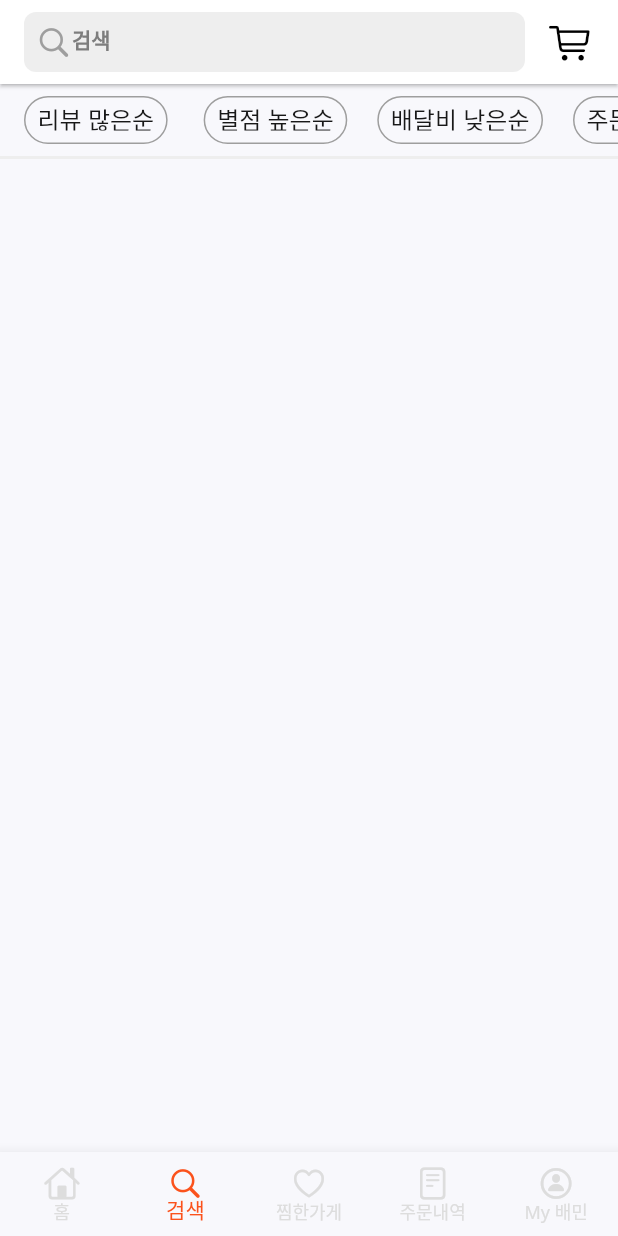
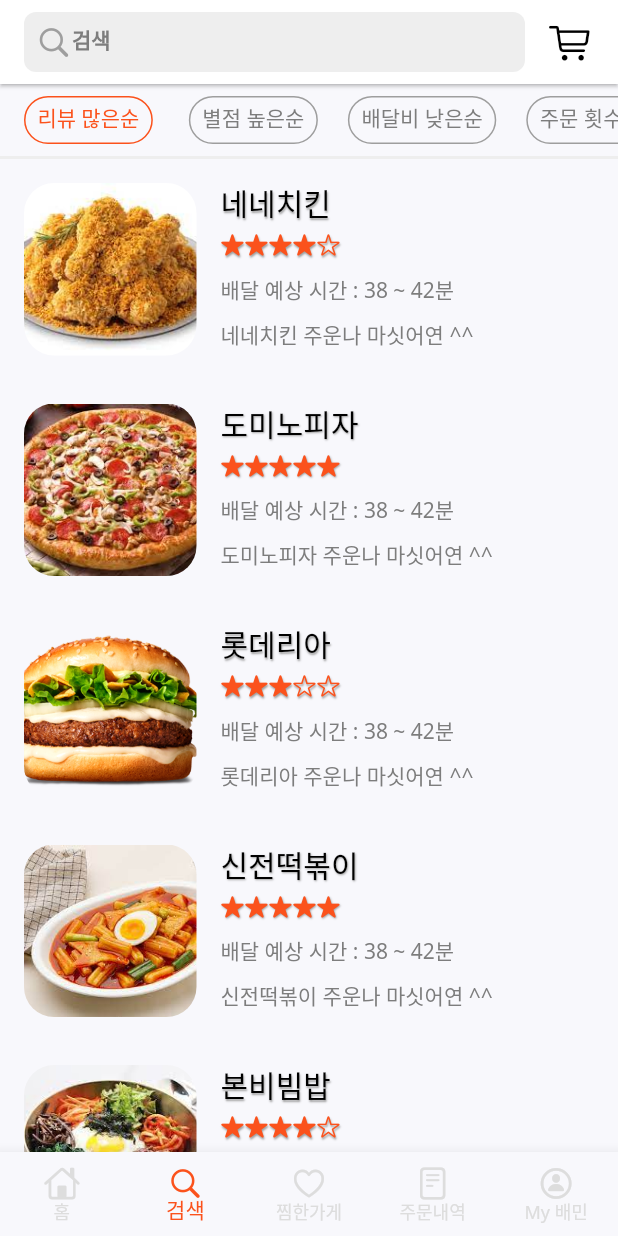
Before and after one commit to Sylar0012/final_project_beamin_app, a Flutter app: the screen it shows after launch, item 2 of the bottom bar chosen, on a phone screen of 412 x 824 dp. Run offline on Flutter 3.47's test engine with Material 2 defaults, Android fonts, the phone set to English and light mode, and no system bars; our stand-ins replace card_swiper, google_fonts.

Commit message:
searchPage 완성

```diff
--- a/lib/view/pages/main/search/search.dart
+++ b/lib/view/pages/main/search/search.dart
@@ -1,3 +1,4 @@
+import 'package:final_project_beamin_app/constants.dart';
 import 'package:final_project_beamin_app/size.dart';
 import 'package:flutter/cupertino.dart';
 import 'package:flutter/material.dart';
@@ -12,10 +13,28 @@
   Widget build(BuildContext context) {
     return Scaffold(
       appBar: _buildAppBar(),
-      body: Column(children: [
-        _buildfilterList(),
-        Container(color: Colors.grey[200], height: 2),
-      ]),
+      body: Column(
+        children: [
+          _buildfilterList(),
+          Container(color: Colors.grey[200], height: 2),
+          Expanded(
+            child: SingleChildScrollView(
+              child: Column(
+                children: [
+                  StoreList(img: "치킨", storeName: "네네치킨", starPoint: 4),
+                  StoreList(img: "피자", storeName: "도미노피자", starPoint: 5),
+                  StoreList(img: "버거", storeName: "롯데리아", starPoint: 3),
+                  StoreList(img: "분식", storeName: "신전떡볶이", starPoint: 5),
+                  StoreList(img: "한식", storeName: "본비빔밥", starPoint: 4),
+                  StoreList(img: "중식", storeName: "홍콩반점", starPoint: 3),
+                  StoreList(img: "보쌈", storeName: "원할머니보쌈", starPoint: 3),
+                  StoreList(img: "죽", storeName: "본죽", starPoint: 1),
+                ],
+              ),
+            ),
+          ),
+        ],
+      ),
     );
   }
 
@@ -77,13 +96,13 @@
               child: Container(
                 decoration: BoxDecoration(
                   borderRadius: BorderRadius.circular(20),
-                  border: Border.all(color: Colors.grey),
+                  border: Border.all(color: kMainColor),
                 ),
                 child: TextButton(
                   onPressed: () {},
                   child: Text(
                     '리뷰 많은순',
-                    style: textTheme().bodyText1,
+                    style: TextStyle(color: kMainColor, fontSize: 14, height: 1.0),
                   ),
                 ),
               ),
@@ -100,7 +119,7 @@
                   onPressed: () {},
                   child: Text(
                     '별점 높은순',
-                    style: textTheme().bodyText1,
+                    style: textTheme().bodyText2,
                   ),
                 ),
               ),
@@ -117,7 +136,7 @@
                   onPressed: () {},
                   child: Text(
                     '배달비 낮은순',
-                    style: textTheme().bodyText1,
+                    style: textTheme().bodyText2,
                   ),
                 ),
               ),
@@ -134,7 +153,7 @@
                   onPressed: () {},
                   child: Text(
                     '주문 횟수순',
-                    style: textTheme().bodyText1,
+                    style: textTheme().bodyText2,
                   ),
                 ),
               ),
```
